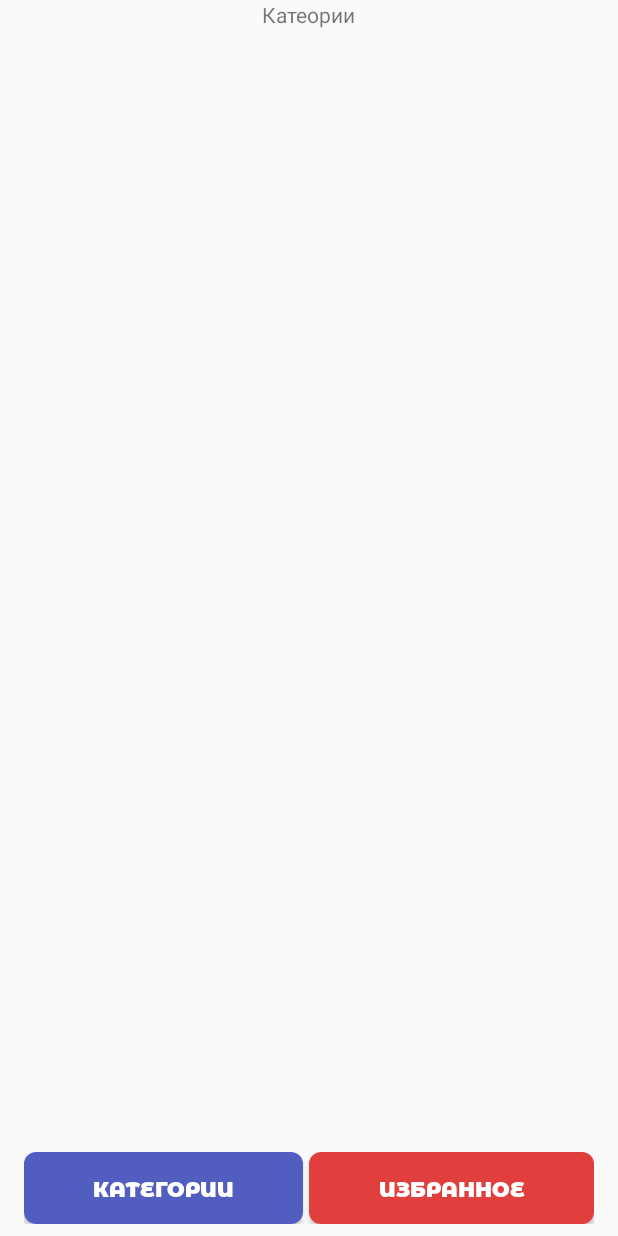
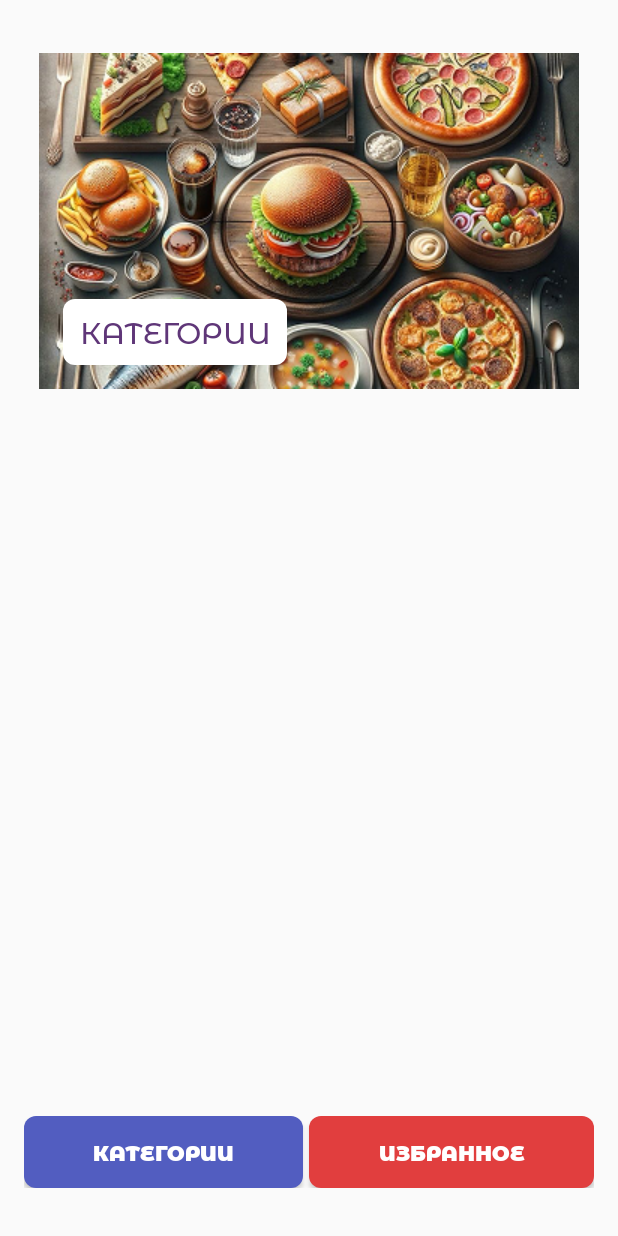
Before and after one commit to fhntva/ASEucationalProject, an Android app: the screen it shows after launch (MainActivity), on a phone screen of 412 x 824 dp. Run offline under Robolectric (Android 15) with nearby library versions, the phone set to English and light mode, and no system bars.

Commit message:
RA07 базовая верстка экрана категории (item Category)

```diff
--- a/app/build.gradle.kts
+++ b/app/build.gradle.kts
@@ -41,6 +41,7 @@ android {
 }
 
 dependencies {
+    implementation(libs.constraintlayout)
     val fragment_version = "1.8.6"
 
     implementation(libs.androidx.core.ktx)
--- a/app/src/main/java/com/example/aseducationalproject/FragmentFavorites.kt
+++ b/app/src/main/java/com/example/aseducationalproject/FragmentFavorites.kt
@@ -7,7 +7,8 @@ import android.view.ViewGroup
 import androidx.fragment.app.Fragment
 import com.example.aseducationalproject.databinding.FragmentFavoritesBinding
 
-class FavoritesFragment : Fragment(R.layout.fragment_favorites) {
+class FragmentFavorites:
+    Fragment(R.layout.fragment_list_categories) {
 
         private var _binding: FragmentFavoritesBinding? = null
         private val binding
@@ -28,4 +29,5 @@ class FavoritesFragment : Fragment(R.layout.fragment_favorites) {
             super.onDestroyView()
             _binding = null
         }
+
 }
--- a/app/src/main/java/com/example/aseducationalproject/MainActivity.kt
+++ b/app/src/main/java/com/example/aseducationalproject/MainActivity.kt
@@ -1,13 +1,10 @@
 package com.example.aseducationalproject
 
 import android.os.Bundle
-import androidx.activity.enableEdgeToEdge
 import androidx.appcompat.app.AppCompatActivity
-import androidx.core.view.ViewCompat
-import androidx.core.view.WindowInsetsCompat
-import androidx.fragment.app.Fragment
 import androidx.fragment.app.add
 import androidx.fragment.app.commit
+import androidx.fragment.app.replace
 import com.example.aseducationalproject.databinding.ActivityMainBinding
 
 class MainActivity : AppCompatActivity() {
@@ -31,16 +28,30 @@ class MainActivity : AppCompatActivity() {
                 add<CategoriesListFragment>(R.id.mainContainer)
             }
 
-            enableEdgeToEdge()
-            setContentView(R.layout.activity_main)
-            ViewCompat.setOnApplyWindowInsetsListener(findViewById(R.id.main)) { v, insets ->
-                val systemBars = insets.getInsets(WindowInsetsCompat.Type.systemBars())
-                v.setPadding(systemBars.left, systemBars.top, systemBars.right, systemBars.bottom)
-                insets
+        binding.btnCategoryMain.setOnClickListener {
+            supportFragmentManager.commit {
+                replace<CategoriesListFragment>(R.id.mainContainer)
+                setReorderingAllowed(true)
+                addToBackStack("name")
+            }
+        }
+            binding.btnFavoritesMain.setOnClickListener {
+                supportFragmentManager.commit {
+                    replace<FragmentFavorites>(R.id.mainContainer)
+                    setReorderingAllowed(true)
 
+                }
             }
+
 
 
         }
     }
+
 }
+    //            enableEdgeToEdge()
+//            setContentView(R.layout.activity_main)
+//            ViewCompat.setOnApplyWindowInsetsListener(findViewById(R.id.main)) { v, insets ->
+//                val systemBars = insets.getInsets(WindowInsetsCompat.Type.systemBars())
+//                v.setPadding(systemBars.left, systemBars.top, systemBars.right, systemBars.bottom)
+//                insets
--- /dev/null
+++ b/app/src/main/res/drawable/round_button_category_button.xml
@@ -0,0 +1,7 @@
+<?xml version="1.0" encoding="utf-8"?>
+<shape xmlns:android="http://schemas.android.com/apk/res/android">
+
+    <corners android:radius="8dp" />
+    <solid android:color="#FFFFFF" />
+
+</shape>
--- a/app/src/main/res/layout/activity_main.xml
+++ b/app/src/main/res/layout/activity_main.xml
@@ -9,16 +9,12 @@
     tools:context=".MainActivity">
 
 
-
-
-
-
     <LinearLayout
         android:id="@+id/linearLayout"
         android:layout_width="match_parent"
         android:layout_height="wrap_content"
         android:layout_marginHorizontal="16dp"
-        android:layout_marginBottom="8dp"
+        android:layout_marginBottom="32dp"
         android:orientation="horizontal"
         app:layout_constraintBottom_toBottomOf="parent"
         app:layout_constraintEnd_toEndOf="parent"
@@ -53,13 +49,15 @@
 
     <androidx.fragment.app.FragmentContainerView
         android:id="@+id/mainContainer"
-        android:layout_width="match_parent"
+        android:layout_width="wrap_content"
         android:layout_height="wrap_content"
+        android:layout_marginTop="35dp"
         app:layout_constraintEnd_toEndOf="parent"
         app:layout_constraintStart_toStartOf="parent"
-        app:layout_constraintTop_toTopOf="parent"
-        android:name="com.example.aseducationalproject.CategoriesListFragment">
+        app:layout_constraintTop_toTopOf="parent">
 
-    </androidx.fragment.app.FragmentContainerView>
+</androidx.fragment.app.FragmentContainerView>
+
+
 
 </androidx.constraintlayout.widget.ConstraintLayout>
--- a/app/src/main/res/layout/fragment_favorites.xml
+++ b/app/src/main/res/layout/fragment_favorites.xml
@@ -9,6 +9,7 @@
         android:id="@+id/tvFragmentFavorites"
         android:layout_width="wrap_content"
         android:layout_height="wrap_content"
+        android:layout_marginTop="32dp"
         android:text="Избраное"
         app:layout_constraintBottom_toBottomOf="parent"
         app:layout_constraintEnd_toEndOf="parent"
--- a/app/src/main/res/layout/fragment_list_categories.xml
+++ b/app/src/main/res/layout/fragment_list_categories.xml
@@ -1,19 +1,54 @@
 <?xml version="1.0" encoding="utf-8"?>
-<androidx.constraintlayout.widget.ConstraintLayout xmlns:android="http://schemas.android.com/apk/res/android"
+<LinearLayout xmlns:android="http://schemas.android.com/apk/res/android"
     xmlns:app="http://schemas.android.com/apk/res-auto"
     xmlns:tools="http://schemas.android.com/tools"
+    android:backgroundTint="@color/backgroundBasicColor"
     android:layout_width="match_parent"
     android:layout_height="match_parent"
-    android:backgroundTint="@color/backgroundBasicColor">
+    android:orientation="vertical">
 
-    <TextView
-        android:id="@+id/tvFragmentCategory"
-        android:layout_width="wrap_content"
-        android:layout_height="wrap_content"
-        android:text="Катеории"
-        app:layout_constraintBottom_toBottomOf="parent"
-        app:layout_constraintEnd_toEndOf="parent"
-        app:layout_constraintStart_toStartOf="parent"
-        app:layout_constraintTop_toTopOf="parent" />
+    <androidx.constraintlayout.widget.ConstraintLayout
+        android:layout_width="match_parent"
+        android:layout_height="@dimen/layout_category_bcg_categories_224">
 
-</androidx.constraintlayout.widget.ConstraintLayout>
+        <ImageView
+            android:id="@+id/imageView"
+            android:layout_width="match_parent"
+            android:layout_height="match_parent"
+            android:scaleType="centerCrop"
+            android:src="@drawable/bcg_categories" />
+
+
+
+        <TextView
+            android:layout_width="149dp"
+            android:layout_height="44dp"
+            android:layout_marginStart="16dp"
+            android:layout_marginBottom="16dp"
+            android:background="@drawable/round_button_category_button"
+            android:fontFamily="@font/montserratalternates_medium"
+            android:gravity="center"
+            android:text="КАТЕГОРИИ"
+            android:textColor="#5F3678"
+            android:textSize="20dp"
+            app:layout_constraintBottom_toBottomOf="parent"
+            app:layout_constraintStart_toStartOf="parent"
+            tools:ignore="HardcodedText,MissingConstraints"
+            />
+
+    </androidx.constraintlayout.widget.ConstraintLayout>
+    <androidx.recyclerview.widget.RecyclerView
+        android:id="@+id/itemCategory"
+        android:clipToPadding="false"
+        android:layout_width="match_parent"
+        android:layout_height="match_parent"
+        android:layout_margin="8dp"
+        tools:itemCount="6"
+        tools:listitem="@layout/item_category"
+        app:layoutManager="androidx.recyclerview.widget.GridLayoutManager"
+        app:spanCount="@integer/material_motion_duration_long_2"
+
+
+        />
+
+    </LinearLayout>
--- a/app/src/main/res/values/colors.xml
+++ b/app/src/main/res/values/colors.xml
@@ -3,4 +3,5 @@
     <color name="black">#FF000000</color>
     <color name="white">#FFFFFFFF</color>
     <color name="backgroundBasicColor">#F4FAFF</color>
+    <color name = "graphite_666666">#666666</color>
 </resources>
--- a/app/src/main/res/values/strings.xml
+++ b/app/src/main/res/values/strings.xml
@@ -2,4 +2,5 @@
     <string name="app_name">AS educational project</string>
     <!-- TODO: Remove or change this placeholder text -->
     <string name="hello_blank_fragment">Hello blank fragment</string>
+    <string name="sad">sad</string>
 </resources>
--- a/gradle/libs.versions.toml
+++ b/gradle/libs.versions.toml
@@ -9,6 +9,7 @@ appcompat = "1.6.1"
 material = "1.10.0"
 activity = "1.8.0"
 constraintlayout = "2.1.4"
+constraintlayoutVersion = "2.2.1"
 
 [libraries]
 androidx-core-ktx = { group = "androidx.core", name = "core-ktx", version.ref = "coreKtx" }
@@ -19,6 +20,7 @@ androidx-appcompat = { group = "androidx.appcompat", name = "appcompat", version
 material = { group = "com.google.android.material", name = "material", version.ref = "material" }
 androidx-activity = { group = "androidx.activity", name = "activity", version.ref = "activity" }
 androidx-constraintlayout = { group = "androidx.constraintlayout", name = "constraintlayout", version.ref = "constraintlayout" }
+constraintlayout = { group = "androidx.constraintlayout", name = "constraintlayout", version.ref = "constraintlayoutVersion" }
 
 [plugins]
 android-application = { id = "com.android.application", version.ref = "agp" }
```
Also changed, not shown: app/src/main/res/layout/item_category.xml (added, +64 -0 lines), app/src/main/res/values/dimens.xml (added, +16 -0 lines), app/src/main/res/values/styles.xml (+14 -0 lines), app/src/main/res/drawable/bcg_categories.png (added), app/src/main/res/drawable/burger.png (added), app/src/main/res/drawable/desert.png (added), app/src/main/res/drawable/fish.png (added), app/src/main/res/drawable/pizza.png (added), app/src/main/res/font/montserratalternates_medium.ttf (added). Lines whose indentation alone changed are shown as unchanged.
